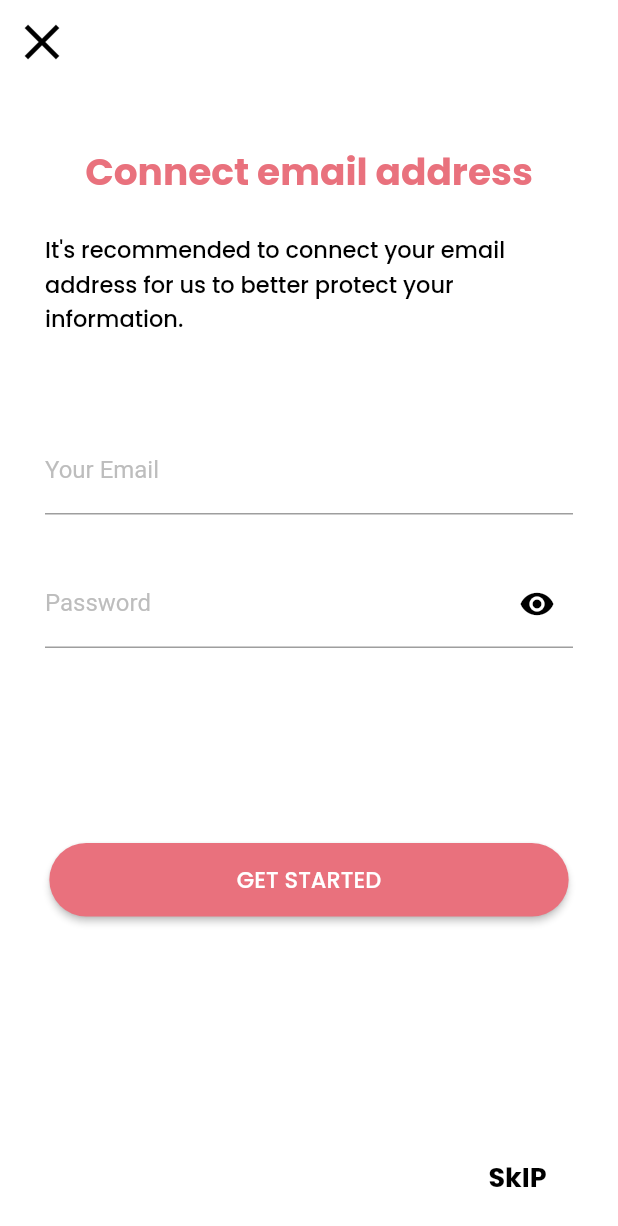
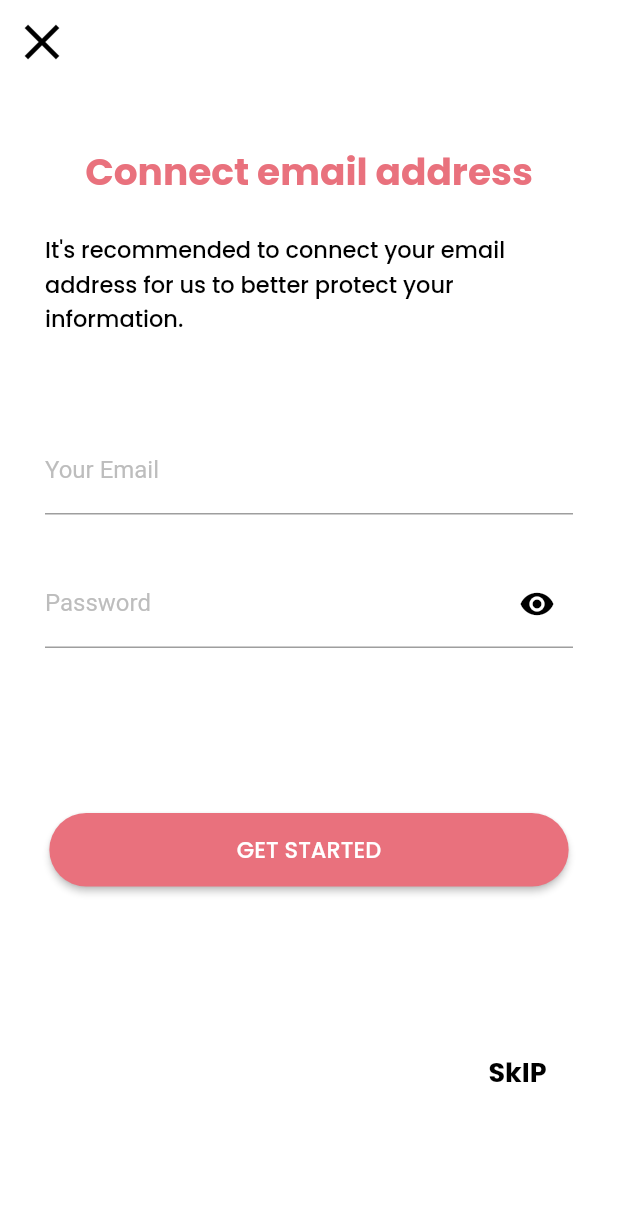
Before and after one commit to cameldjoulako/yogafitness, a Flutter app: the ConnectPage screen opened directly, after a tap on "EMAIL", on a phone screen of 412 x 824 dp. Shown: the top 1226 px of the screen. Run offline on Flutter 3.47's test engine with Material 2 defaults, Android fonts, the light colour scheme and no system bars; our stand-ins replace font_awesome_flutter, google_fonts.

Commit message:
fix icon ans skip button

```diff
--- a/lib/connect_page.dart
+++ b/lib/connect_page.dart
@@ -1,5 +1,6 @@
 import 'package:flutter/material.dart';
 import 'package:google_fonts/google_fonts.dart';
+import 'package:font_awesome_flutter/font_awesome_flutter.dart';
 import 'connexion_page.dart';
 
 const d_red = const Color(0xFFE9717D);
@@ -125,7 +126,7 @@ class ConnectPage extends StatelessWidget {
                     child: Row(
                       mainAxisAlignment: MainAxisAlignment.center,
                       children: [
-                        Icon(Icons.face),
+                        FaIcon(FontAwesomeIcons.facebook),
                         SizedBox(width: 20),
                         Text(
                           'FACEBOOK',
@@ -162,9 +163,9 @@ class ConnectPage extends StatelessWidget {
                     child: Row(
                       mainAxisAlignment: MainAxisAlignment.center,
                       children: [
-                        Icon(
-                          Icons.golf_course,
-                          color: Colors.black,
+                        FaIcon(
+                          FontAwesomeIcons.google,
+                          color: Colors.green[700],
                         ),
                         SizedBox(width: 10),
                         Text(
--- a/lib/connexion_page.dart
+++ b/lib/connexion_page.dart
@@ -11,7 +11,7 @@ class ConnexionPage extends StatelessWidget {
     return Scaffold(
       backgroundColor: Colors.white,
       appBar: AppBar(
-        elevation: 0,
+        elevation: 0.0,
         leading: IconButton(
             icon: Icon(
               Icons.close,
@@ -60,7 +60,7 @@ class ConnexionPage extends StatelessWidget {
             ),
             SizedBox(height: 60),
             LoginForm(),
-            SizedBox(height: 130),
+            SizedBox(height: 110),
             Align(
               alignment: Alignment.center,
               child: ElevatedButton(
@@ -91,7 +91,7 @@ class ConnexionPage extends StatelessWidget {
                 },
               ),
             ),
-            SizedBox(height: 150),
+            SizedBox(height: 100),
             Align(
               alignment: Alignment.centerRight,
               child: Padding(
--- a/pubspec.yaml
+++ b/pubspec.yaml
@@ -28,6 +28,7 @@ dependencies:
   # Use with the CupertinoIcons class for iOS style icons.
   cupertino_icons: ^1.0.2
   google_fonts: ^2.0.0
+  font_awesome_flutter: ^9.0.0
 
 dev_dependencies:
   flutter_test:
```
Also changed, not shown: pubspec.lock.
